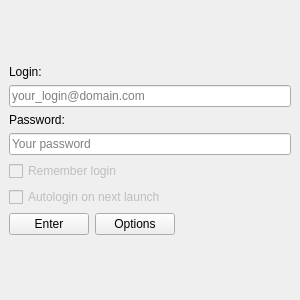
Above: ui/login_widget.ui from KrusnikViers/SimpleJabber before the change. Below: the same form after it.
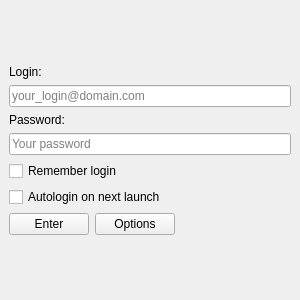
That is the form after the change.

What changed in the file:
```diff
--- a/ui/login_widget.ui
+++ b/ui/login_widget.ui
@@ -92,7 +92,7 @@
        <item row="6" column="0" colspan="3">
         <widget class="QCheckBox" name="is_autologin_enabled">
          <property name="enabled">
-          <bool>false</bool>
+          <bool>true</bool>
          </property>
          <property name="text">
           <string>Autologin on next launch</string>
@@ -109,7 +109,7 @@
        <item row="5" column="0" colspan="3">
         <widget class="QCheckBox" name="is_login_remembered">
          <property name="enabled">
-          <bool>false</bool>
+          <bool>true</bool>
          </property>
          <property name="text">
           <string>Remember login</string>
```
